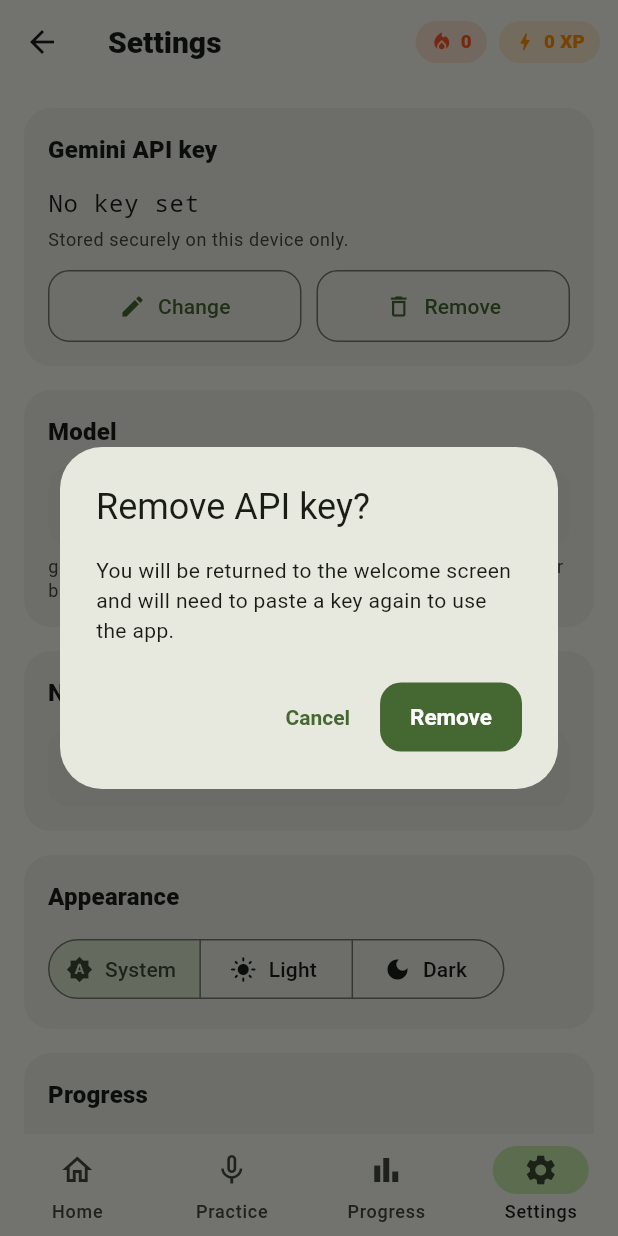
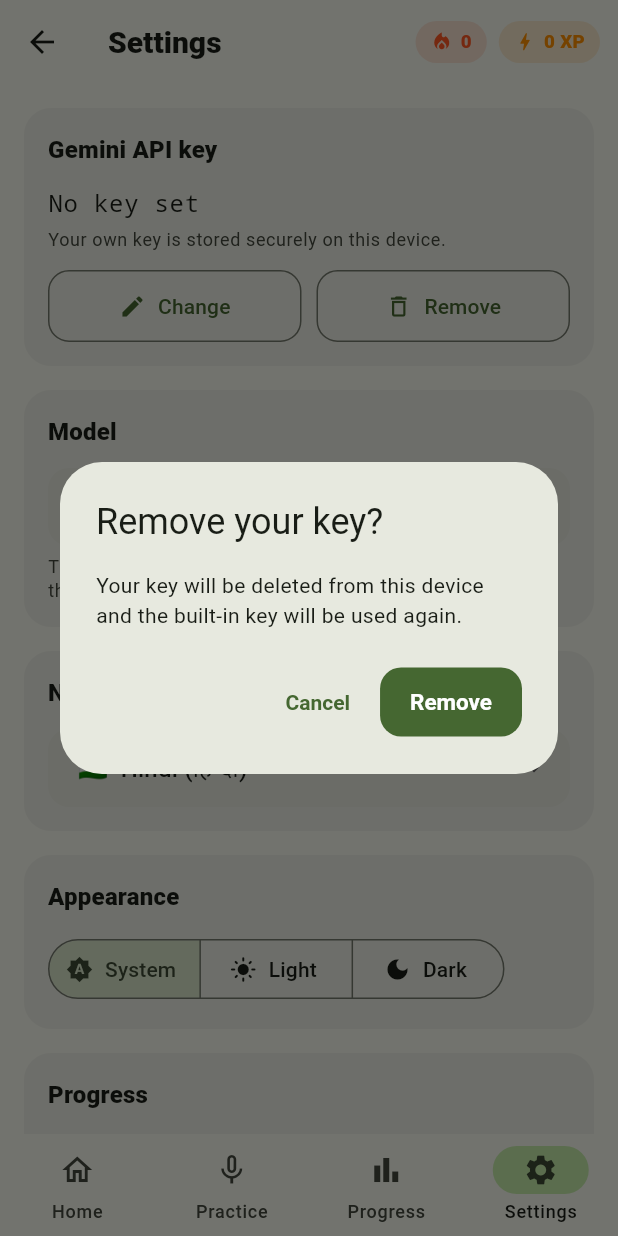
Before and after one commit to shopshphereofficial-dev/LinguaCoach-AI, a Flutter app: the HomeShell screen opened directly, item 4 of the bottom bar chosen, after a tap on "Remove", on a phone screen of 412 x 824 dp. Run offline on Flutter 3.47's test engine with Material 3 defaults, Android fonts, the phone set to English and light mode, and no system bars; our stand-ins replace flutter_secure_storage, flutter_tts, shared_preferences, speech_to_text; accounts and stored records are empty.

Commit message:
Working models, built-in API key via dart-define, no setup screen, v1.0.1

```diff
--- /dev/null
+++ b/lib/config/app_config.dart
@@ -0,0 +1,24 @@
+/// Build-time configuration.
+///
+/// The Gemini API key is injected when the app is compiled, for example:
+///
+///   flutter build apk --release --dart-define=GEMINI_API_KEY=...
+///
+/// The CI workflow passes it from the `GEMINI_API_KEY` repository secret, so
+/// the key never appears in the source code. If no key is provided at build
+/// time the app falls back to the first-launch screen where the user can paste
+/// their own key.
+class AppConfig {
+  const AppConfig._();
+
+  /// Key baked into the build (empty when not provided).
+  static const String builtInApiKey =
+      String.fromEnvironment('GEMINI_API_KEY', defaultValue: '');
+
+  /// Default model. The `-latest` alias always points at the current version,
+  /// so it keeps working as Google retires older model names.
+  static const String defaultModel = String.fromEnvironment(
+    'GEMINI_MODEL',
+    defaultValue: 'gemini-flash-latest',
+  );
+}
--- a/lib/providers/settings_provider.dart
+++ b/lib/providers/settings_provider.dart
@@ -1,23 +1,38 @@
 import 'package:flutter/material.dart';
 
+import '../config/app_config.dart';
 import '../services/storage_service.dart';
 
 /// Holds user preferences: the Gemini API key, model, native language and
 /// theme. Persisted through [StorageService].
+///
+/// The API key comes from one of two places, in order of priority:
+///
+///  1. A key the user pasted themselves (kept in secure storage).
+///  2. The key baked into the build at compile time
+///     (`--dart-define=GEMINI_API_KEY=...`).
+///
+/// Because a key is normally built in, the app opens straight into the home
+/// screen and never asks the user to paste one.
 class SettingsProvider extends ChangeNotifier {
   final StorageService _storage;
 
   SettingsProvider(this._storage);
 
-  /// Models offered in Settings. The first is the default.
+  /// Models verified against the live Gemini API. The `-latest` aliases track
+  /// the newest version automatically, so they keep working over time.
   static const List<String> availableModels = <String>[
-    'gemini-2.5-flash',
-    'gemini-2.5-pro',
-    'gemini-2.5-flash-lite',
-    'gemini-2.0-flash',
+    'gemini-flash-latest',
+    'gemini-pro-latest',
+    'gemini-flash-lite-latest',
+    'gemini-3.8-flash',
+    'gemini-3.7-flash',
+    'gemini-3.6-flash',
+    'gemini-3.5-flash',
+    'gemini-3.1-flash-lite',
   ];
 
-  static const String defaultModel = 'gemini-2.5-flash';
+  static const String defaultModel = AppConfig.defaultModel;
   static const String defaultNativeLanguage = 'hi';
 
   String? _apiKey;
@@ -25,8 +40,22 @@ class SettingsProvider extends ChangeNotifier {
   String _nativeLanguage = defaultNativeLanguage;
   ThemeMode _themeMode = ThemeMode.system;
 
-  String get apiKey => _apiKey ?? '';
-  bool get hasApiKey => (_apiKey ?? '').trim().isNotEmpty;
+  /// The key actually used for requests: the user's own key if they set one,
+  /// otherwise the key baked into the build.
+  String get apiKey {
+    final stored = (_apiKey ?? '').trim();
+    if (stored.isNotEmpty) return stored;
+    return AppConfig.builtInApiKey.trim();
+  }
+
+  bool get hasApiKey => apiKey.isNotEmpty;
+
+  /// True when the user has not supplied their own key and the built-in key is
+  /// the one being used.
+  bool get usingBuiltInKey =>
+      (_apiKey ?? '').trim().isEmpty &&
+      AppConfig.builtInApiKey.trim().isNotEmpty;
+
   String get model => _model;
   String get nativeLanguage => _nativeLanguage;
   ThemeMode get themeMode => _themeMode;
@@ -40,12 +69,14 @@ class SettingsProvider extends ChangeNotifier {
     notifyListeners();
   }
 
+  /// Stores a personal key, which takes priority over the built-in one.
   Future<void> setApiKey(String key) async {
     _apiKey = key.trim();
     await _storage.writeApiKey(_apiKey!);
     notifyListeners();
   }
 
+  /// Removes the personal key; the built-in key (if any) takes over again.
   Future<void> clearApiKey() async {
     _apiKey = null;
     await _storage.deleteApiKey();
--- a/lib/screens/settings_screen.dart
+++ b/lib/screens/settings_screen.dart
@@ -31,7 +31,10 @@ class SettingsScreen extends StatelessWidget {
               ),
               const SizedBox(height: 4),
               Text(
-                'Stored securely on this device only.',
+                settings.usingBuiltInKey
+                    ? 'The built-in key is in use. Paste your own key below to '
+                        'override it.'
+                    : 'Your own key is stored securely on this device.',
                 style: theme.textTheme.bodySmall
                     ?.copyWith(color: theme.colorScheme.onSurfaceVariant),
               ),
@@ -48,7 +51,10 @@ class SettingsScreen extends StatelessWidget {
                   const SizedBox(width: 10),
                   Expanded(
                     child: OutlinedButton.icon(
-                      onPressed: () => _removeKey(context),
+                      // Nothing to remove while the built-in key is in use.
+                      onPressed: settings.usingBuiltInKey
+                          ? null
+                          : () => _removeKey(context),
                       icon: const Icon(Icons.delete_outline, size: 18),
                       label: const Text('Remove'),
                     ),
@@ -65,7 +71,10 @@ class SettingsScreen extends StatelessWidget {
             crossAxisAlignment: CrossAxisAlignment.start,
             children: [
               DropdownButtonFormField<String>(
-                value: settings.model,
+                value: SettingsProvider.availableModels
+                        .contains(settings.model)
+                    ? settings.model
+                    : SettingsProvider.defaultModel,
                 isExpanded: true,
                 items: SettingsProvider.availableModels
                     .map((m) => DropdownMenuItem(value: m, child: Text(m)))
@@ -76,8 +85,8 @@ class SettingsScreen extends StatelessWidget {
               ),
               const SizedBox(height: 6),
               Text(
-                'gemini-2.5-flash is fast and cheap; gemini-2.5-pro is smarter '
-                'but slower.',
+                'The "-latest" aliases always point at the newest model, so they '
+                'keep working even as older model names are retired.',
                 style: theme.textTheme.bodySmall
                     ?.copyWith(color: theme.colorScheme.onSurfaceVariant),
               ),
@@ -157,7 +166,7 @@ class SettingsScreen extends StatelessWidget {
         SectionCard(
           title: 'About',
           child: Text(
-            'LinguaCoach AI v1.0.0\n'
+            'LinguaCoach AI v1.0.1\n'
             'A Duolingo-style language-learning app powered by the Google '
             'Gemini API. All calls go directly from your device to Gemini — '
             'there is no backend and nothing is sent to the developer.',
@@ -187,7 +196,7 @@ class SettingsScreen extends StatelessWidget {
         return StatefulBuilder(
           builder: (dialogContext, setDialogState) {
             return AlertDialog(
-              title: const Text('Update API key'),
+              title: const Text('Use your own API key'),
               content: Column(
                 mainAxisSize: MainAxisSize.min,
                 children: [
@@ -196,7 +205,7 @@ class SettingsScreen extends StatelessWidget {
                     obscureText: true,
                     autocorrect: false,
                     decoration: const InputDecoration(
-                      hintText: 'Paste a new Gemini API key',
+                      hintText: 'Paste a Gemini API key',
                     ),
                   ),
                   if (error != null) ...[
@@ -271,10 +280,10 @@ class SettingsScreen extends StatelessWidget {
     final confirmed = await showDialog<bool>(
       context: context,
       builder: (dialogContext) => AlertDialog(
-        title: const Text('Remove API key?'),
+        title: const Text('Remove your key?'),
         content: const Text(
-          'You will be returned to the welcome screen and will need to paste '
-          'a key again to use the app.',
+          'Your key will be deleted from this device and the built-in key will '
+          'be used again.',
         ),
         actions: [
           TextButton(
--- a/pubspec.yaml
+++ b/pubspec.yaml
@@ -1,7 +1,7 @@
 name: lingua_coach_ai
 description: "LinguaCoach AI - a Duolingo-style multi-language learning app powered by the Google Gemini API."
 publish_to: "none"
-version: 1.0.0+1
+version: 1.0.1+2
 
 environment:
   sdk: ">=3.3.0 <4.0.0"
```
Also changed, not shown: 2 other files.
